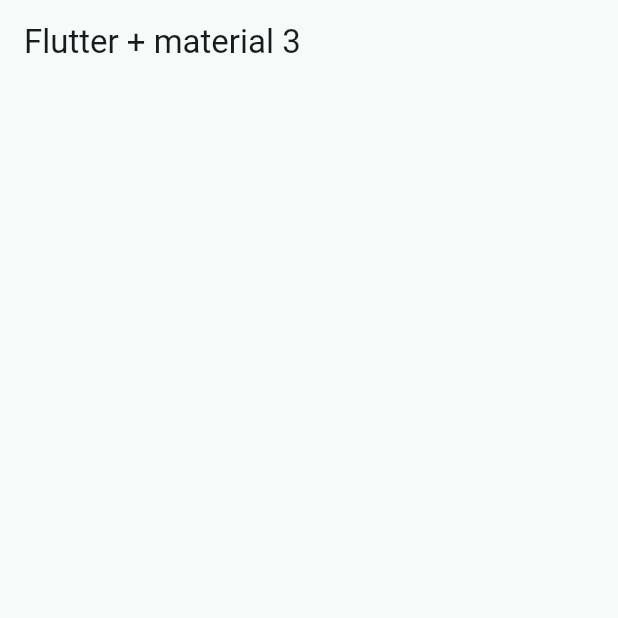
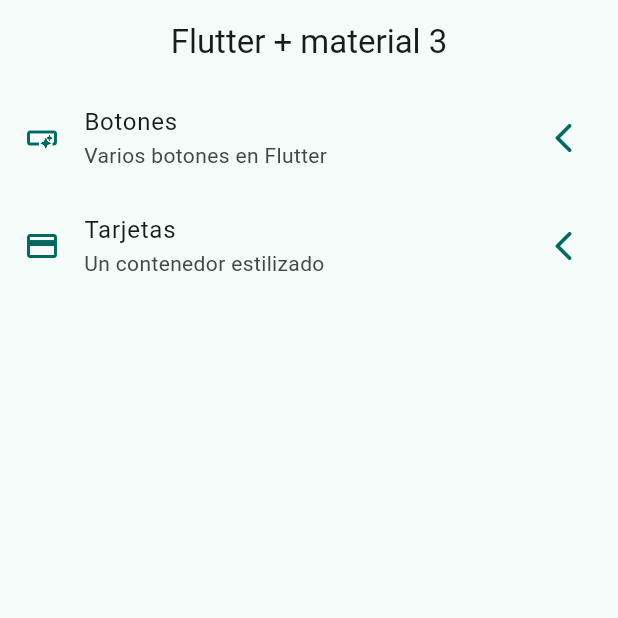
Before and after one commit to LucianoLuna139/widgets_app, a Flutter app: the screen it shows after launch, on a phone screen of 412 x 824 dp, the top half of it. Run offline on Flutter 3.47's test engine with Material 3 defaults, Android fonts, the phone set to English and light mode, and no system bars; our stand-ins replace go_router.

```diff
--- a/lib/config/menu/menu_items.dart
+++ b/lib/config/menu/menu_items.dart
@@ -29,7 +29,7 @@ const appMenuItems = <MenuItem>[
        MenuItem(
       title: 'Tarjetas',
       subTitle: 'Un contenedor estilizado',
-      link: '/buttons',
+      link: '/cards',
       icon: Icons.credit_card
       ),
 
--- /dev/null
+++ b/lib/config/router/app_router.dart
@@ -0,0 +1,31 @@
+import 'package:go_router/go_router.dart';
+
+import '../../presentation/screens/screens.dart';
+
+// GoRouter configuration
+final appRouter = GoRouter(
+
+  initialLocation: '/',
+
+  routes: [
+
+    GoRoute(
+      path: '/',
+      name: HomeScreen.name,
+      builder: (context, state) => const     HomeScreen(),
+    ),
+
+    GoRoute(
+      path: '/buttons',
+      name: ButtonsScreen.name,
+      builder: (context, state) => const     ButtonsScreen(),
+    ),
+
+    GoRoute(
+      path: '/cards',
+      name: CardsScreen.name,
+      builder: (context, state) => const     CardsScreen(),
+    ),
+
+  ],
+);
--- a/lib/main.dart
+++ b/lib/main.dart
@@ -1,6 +1,7 @@
 import 'package:flutter/material.dart';
+import 'package:widgets_app/config/router/app_router.dart';
 import 'package:widgets_app/config/theme/app_theme.dart';
-import 'package:widgets_app/presentation/screens/home/home_screen.dart';
+
 
 void main() {
   runApp(const MainApp());
@@ -11,10 +12,12 @@ class MainApp extends StatelessWidget {
 
   @override
   Widget build(BuildContext context) {
-    return  MaterialApp(
+    return  MaterialApp.router(
+      routerConfig: appRouter,
       debugShowCheckedModeBanner: false,
       theme: AppTheme(selectedColor: 2).getTheme(),
-      home:  const HomeScreen()
+
+
     );
   }
 }
--- a/lib/presentation/screens/home/home_screen.dart
+++ b/lib/presentation/screens/home/home_screen.dart
@@ -1,7 +1,13 @@
 import 'package:flutter/material.dart';
+import 'package:go_router/go_router.dart';
+import 'package:widgets_app/presentation/screens/cards/cards_screen.dart';
 
+import '../../../config/menu/menu_items.dart';
 
 class HomeScreen extends StatelessWidget {
+
+  static const name = 'home_screen';
+
   const HomeScreen({super.key});
 
   @override
@@ -9,8 +15,62 @@ class HomeScreen extends StatelessWidget {
     return Scaffold(
       appBar: AppBar(
         title: const Text('Flutter + material 3'),
-        centerTitle: false,
-      )
+      ),
+      body: const _HomeView(),
     );
   }
 }
+
+class _HomeView extends StatelessWidget {
+  const _HomeView();
+
+  @override
+  Widget build(BuildContext context) {
+    return ListView.builder(
+        itemCount: appMenuItems.length,
+        itemBuilder: (context, index) {
+          final menuItem = appMenuItems[index];
+
+          return _CustomListTile(menuItem: menuItem);
+        });
+  }
+}
+
+class _CustomListTile extends StatelessWidget {
+  const _CustomListTile({
+    required this.menuItem,
+  });
+
+  final MenuItem menuItem;
+
+  @override
+  Widget build(BuildContext context) {
+    final colors = Theme.of(context).colorScheme;
+
+    return ListTile(
+      leading: Icon(menuItem.icon, color: colors.primary),
+      trailing: Icon(
+        Icons.arrow_back_ios_rounded,
+        color: colors.primary,
+      ),
+      title: Text(menuItem.title),
+      subtitle: Text(menuItem.subTitle),
+      onTap: () {
+
+        // Navigator.of(context).push(
+        //MaterialPageRoute(
+        //  builder: (context) => const ButtonsScreen(),
+        // ),
+        //);
+       //Navigator.pushNamed(context, menuItem.link);
+
+
+        //Este comando es un push a las tarjetas para que puedan aparecer una atrás de la otra
+      // context.push(menuItem.link);
+
+          context.pushNamed( CardsScreen.name );
+
+      },
+    );
+  }
+}
--- /dev/null
+++ b/lib/presentation/screens/screens.dart
@@ -0,0 +1,3 @@
+export  'package:widgets_app/presentation/screens/buttons/buttons_screen.dart';
+export  'package:widgets_app/presentation/screens/cards/cards_screen.dart';
+export  'package:widgets_app/presentation/screens/home/home_screen.dart';
--- a/pubspec.yaml
+++ b/pubspec.yaml
@@ -9,11 +9,12 @@ environment:
 dependencies:
   flutter:
     sdk: flutter
+  go_router: ^14.2.0
 
 dev_dependencies:
+  flutter_lints: ^3.0.0
   flutter_test:
     sdk: flutter
-  flutter_lints: ^3.0.0
 
 flutter:
   uses-material-design: true
```
Also changed, not shown: lib/presentation/screens/buttons/buttons_screen.dart (added, +19 -0 lines), lib/presentation/screens/cards/cards_screen.dart (added, +19 -0 lines), pubspec.lock.
